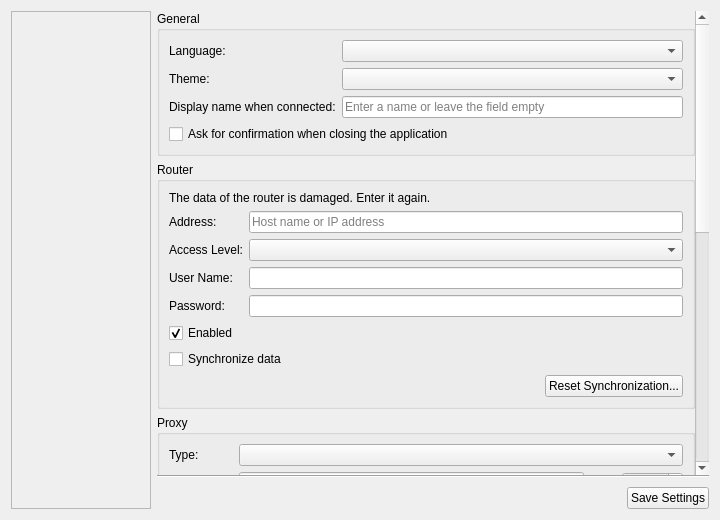
Qt form source/client/desktop/settings_tab.ui (alexandrkut/aspia-mod) before a commit.
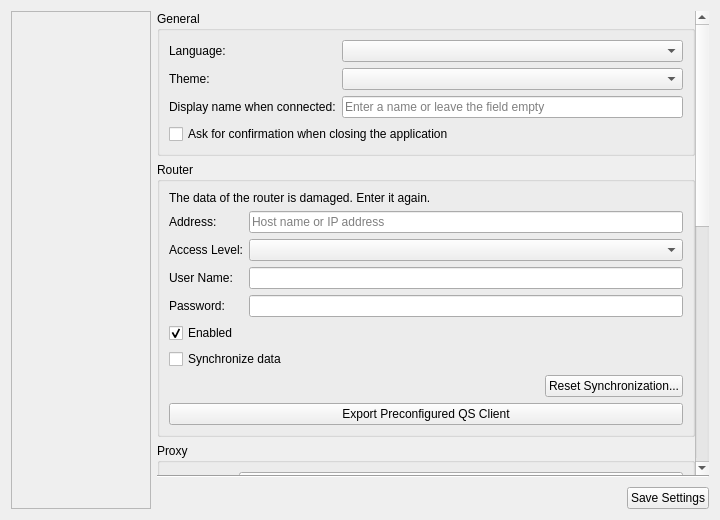
The same form after that commit. Custom widgets are drawn as their Qt base class.

Commit message: Port Quick Support export and portable packages to 3.5.2

What changed in the file:
```diff
--- a/source/client/desktop/settings_tab.ui
+++ b/source/client/desktop/settings_tab.ui
@@ -298,6 +298,13 @@
                    </property>
                   </widget>
                  </item>
+                 <item row="8" column="0" colspan="2">
+                  <widget class="QPushButton" name="button_export_qs_client">
+                   <property name="text">
+                    <string>Export Preconfigured QS Client</string>
+                   </property>
+                  </widget>
+                 </item>
                 </layout>
                </widget>
               </item>
```
The commit also changes 58 other files.
